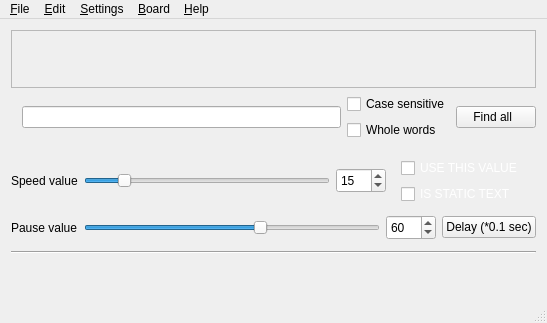
This is OpenBoard/mainwindow.ui in ITAAcademy/OpenBoard as Qt 5 draws it before an edit. The edited form follows.
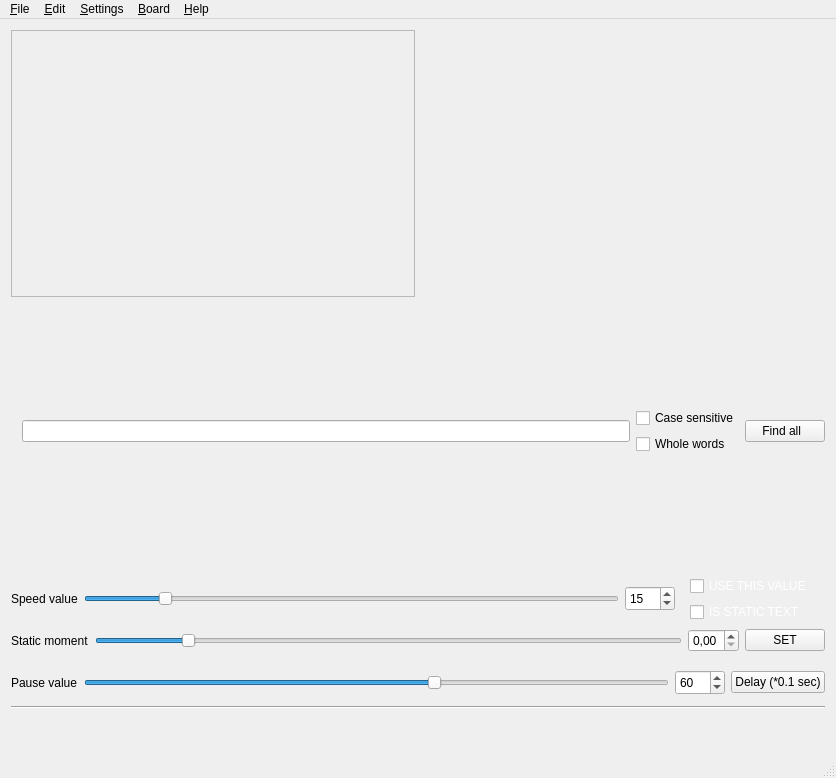
This is the edited form. Icons and pictures are not drawn.

```diff
--- a/OpenBoard/mainwindow.ui
+++ b/OpenBoard/mainwindow.ui
@@ -9,8 +9,8 @@
    <rect>
     <x>0</x>
     <y>0</y>
-    <width>547</width>
-    <height>323</height>
+    <width>836</width>
+    <height>778</height>
    </rect>
   </property>
   <property name="windowTitle">
@@ -41,8 +41,70 @@
    <property name="focusPolicy">
     <enum>Qt::NoFocus</enum>
    </property>
-   <layout class="QGridLayout" name="gridLayout">
-    <item row="1" column="0">
+   <layout class="QGridLayout" name="gridLayout_3">
+    <item row="3" column="0" colspan="2">
+     <layout class="QHBoxLayout" name="horizontalLayout_6">
+      <item>
+       <widget class="QLabel" name="label_2">
+        <property name="text">
+         <string>Static moment</string>
+        </property>
+        <property name="scaledContents">
+         <bool>false</bool>
+        </property>
+       </widget>
+      </item>
+      <item>
+       <widget class="QSlider" name="staticMomentSpin_2">
+        <property name="minimumSize">
+         <size>
+          <width>100</width>
+          <height>25</height>
+         </size>
+        </property>
+        <property name="maximumSize">
+         <size>
+          <width>16777215</width>
+          <height>16777215</height>
+         </size>
+        </property>
+        <property name="minimum">
+         <number>0</number>
+        </property>
+        <property name="maximum">
+         <number>100</number>
+        </property>
+        <property name="value">
+         <number>15</number>
+        </property>
+        <property name="orientation">
+         <enum>Qt::Horizontal</enum>
+        </property>
+       </widget>
+      </item>
+      <item>
+       <widget class="QDoubleSpinBox" name="staticMomentSpin">
+        <property name="decimals">
+         <number>2</number>
+        </property>
+        <property name="maximum">
+         <double>1.000000000000000</double>
+        </property>
+        <property name="singleStep">
+         <double>0.010000000000000</double>
+        </property>
+       </widget>
+      </item>
+      <item>
+       <widget class="QPushButton" name="staticMomentButton">
+        <property name="text">
+         <string>SET</string>
+        </property>
+       </widget>
+      </item>
+     </layout>
+    </item>
+    <item row="4" column="0">
      <widget class="QWidget" name="widget_speedTB" native="true">
       <property name="sizePolicy">
        <sizepolicy hsizetype="Preferred" vsizetype="Maximum">
@@ -78,6 +140,200 @@
        <property name="spacing">
         <number>0</number>
        </property>
+      </layout>
+     </widget>
+    </item>
+    <item row="5" column="0" colspan="2">
+     <widget class="QWidget" name="widget_delayTB" native="true">
+      <property name="minimumSize">
+       <size>
+        <width>0</width>
+        <height>35</height>
+       </size>
+      </property>
+      <property name="maximumSize">
+       <size>
+        <width>16777215</width>
+        <height>35</height>
+       </size>
+      </property>
+      <layout class="QVBoxLayout" name="verticalLayout_2">
+       <property name="leftMargin">
+        <number>0</number>
+       </property>
+       <property name="topMargin">
+        <number>0</number>
+       </property>
+       <property name="rightMargin">
+        <number>0</number>
+       </property>
+       <property name="bottomMargin">
+        <number>0</number>
+       </property>
+       <item>
+        <layout class="QHBoxLayout" name="horizontalLayout_2">
+         <item>
+          <widget class="QLabel" name="label_delayTB">
+           <property name="text">
+            <string>Pause value</string>
+           </property>
+          </widget>
+         </item>
+         <item>
+          <widget class="QSlider" name="slider_delayTB">
+           <property name="minimumSize">
+            <size>
+             <width>100</width>
+             <height>25</height>
+            </size>
+           </property>
+           <property name="maximumSize">
+            <size>
+             <width>16777215</width>
+             <height>25</height>
+            </size>
+           </property>
+           <property name="minimum">
+            <number>1</number>
+           </property>
+           <property name="singleStep">
+            <number>1</number>
+           </property>
+           <property name="pageStep">
+            <number>5</number>
+           </property>
+           <property name="value">
+            <number>60</number>
+           </property>
+           <property name="orientation">
+            <enum>Qt::Horizontal</enum>
+           </property>
+           <property name="tickPosition">
+            <enum>QSlider::NoTicks</enum>
+           </property>
+          </widget>
+         </item>
+         <item>
+          <widget class="QSpinBox" name="spinBox_delayTB">
+           <property name="minimumSize">
+            <size>
+             <width>50</width>
+             <height>25</height>
+            </size>
+           </property>
+           <property name="maximumSize">
+            <size>
+             <width>50</width>
+             <height>25</height>
+            </size>
+           </property>
+           <property name="minimum">
+            <number>1</number>
+           </property>
+           <property name="value">
+            <number>60</number>
+           </property>
+          </widget>
+         </item>
+         <item>
+          <widget class="QPushButton" name="button_Delay">
+           <property name="text">
+            <string>Delay (*0.1 sec)</string>
+           </property>
+          </widget>
+         </item>
+        </layout>
+       </item>
+      </layout>
+     </widget>
+    </item>
+    <item row="1" column="0" colspan="2">
+     <widget class="QWidget" name="widget_Find" native="true">
+      <layout class="QVBoxLayout" name="verticalLayout_3">
+       <property name="spacing">
+        <number>0</number>
+       </property>
+       <property name="topMargin">
+        <number>0</number>
+       </property>
+       <property name="rightMargin">
+        <number>0</number>
+       </property>
+       <item>
+        <layout class="QHBoxLayout" name="horizontalLayout">
+         <property name="spacing">
+          <number>6</number>
+         </property>
+         <property name="sizeConstraint">
+          <enum>QLayout::SetFixedSize</enum>
+         </property>
+         <item>
+          <widget class="QLineEdit" name="lineEdit_Find">
+           <property name="clearButtonEnabled">
+            <bool>true</bool>
+           </property>
+          </widget>
+         </item>
+         <item>
+          <layout class="QVBoxLayout" name="flags">
+           <item>
+            <widget class="QCheckBox" name="check_case_sensitive">
+             <property name="text">
+              <string>Case sensitive</string>
+             </property>
+            </widget>
+           </item>
+           <item>
+            <widget class="QCheckBox" name="check_whole_words">
+             <property name="text">
+              <string>Whole words</string>
+             </property>
+            </widget>
+           </item>
+          </layout>
+         </item>
+         <item>
+          <widget class="QPushButton" name="button_Find">
+           <property name="minimumSize">
+            <size>
+             <width>80</width>
+             <height>0</height>
+            </size>
+           </property>
+           <property name="text">
+            <string>Find all  </string>
+           </property>
+          </widget>
+         </item>
+        </layout>
+       </item>
+      </layout>
+     </widget>
+    </item>
+    <item row="2" column="0" colspan="2">
+     <widget class="QWidget" name="widget" native="true">
+      <property name="sizePolicy">
+       <sizepolicy hsizetype="Minimum" vsizetype="Fixed">
+        <horstretch>0</horstretch>
+        <verstretch>0</verstretch>
+       </sizepolicy>
+      </property>
+      <layout class="QGridLayout" name="gridLayout">
+       <property name="leftMargin">
+        <number>0</number>
+       </property>
+       <property name="topMargin">
+        <number>0</number>
+       </property>
+       <property name="rightMargin">
+        <number>0</number>
+       </property>
+       <property name="bottomMargin">
+        <number>0</number>
+       </property>
+       <property name="spacing">
+        <number>0</number>
+       </property>
        <item row="0" column="0">
         <layout class="QHBoxLayout" name="horizontalLayout_5">
          <item>
@@ -139,11 +395,17 @@
          </item>
          <item>
           <layout class="QVBoxLayout" name="verticalLayout_5">
+           <property name="sizeConstraint">
+            <enum>QLayout::SetMinimumSize</enum>
+           </property>
            <property name="leftMargin">
             <number>9</number>
            </property>
            <item>
             <layout class="QHBoxLayout" name="horizontalLayout_3">
+             <property name="sizeConstraint">
+              <enum>QLayout::SetMinimumSize</enum>
+             </property>
              <item>
               <widget class="QCheckBox" name="check_use_speed_value">
                <property name="styleSheet">
@@ -189,124 +451,7 @@
       <zorder>check_is_static</zorder>
      </widget>
     </item>
-    <item row="2" column="0">
-     <widget class="QWidget" name="widget_delayTB" native="true">
-      <property name="minimumSize">
-       <size>
-        <width>0</width>
-        <height>35</height>
-       </size>
-      </property>
-      <property name="maximumSize">
-       <size>
-        <width>16777215</width>
-        <height>35</height>
-       </size>
-      </property>
-      <layout class="QVBoxLayout" name="verticalLayout_2">
-       <property name="leftMargin">
-        <number>0</number>
-       </property>
-       <property name="topMargin">
-        <number>0</number>
-       </property>
-       <property name="rightMargin">
-        <number>0</number>
-       </property>
-       <property name="bottomMargin">
-        <number>0</number>
-       </property>
-       <item>
-        <layout class="QHBoxLayout" name="horizontalLayout_2">
-         <item>
-          <widget class="QLabel" name="label_delayTB">
-           <property name="text">
-            <string>Pause value</string>
-           </property>
-          </widget>
-         </item>
-         <item>
-          <widget class="QSlider" name="slider_delayTB">
-           <property name="minimumSize">
-            <size>
-             <width>100</width>
-             <height>25</height>
-            </size>
-           </property>
-           <property name="maximumSize">
-            <size>
-             <width>16777215</width>
-             <height>25</height>
-            </size>
-           </property>
-           <property name="minimum">
-            <number>1</number>
-           </property>
-           <property name="singleStep">
-            <number>1</number>
-           </property>
-           <property name="pageStep">
-            <number>5</number>
-           </property>
-           <property name="value">
-            <number>60</number>
-           </property>
-           <property name="orientation">
-            <enum>Qt::Horizontal</enum>
-           </property>
-           <property name="tickPosition">
-            <enum>QSlider::NoTicks</enum>
-           </property>
-          </widget>
-         </item>
-         <item>
-          <widget class="QSpinBox" name="spinBox_delayTB">
-           <property name="minimumSize">
-            <size>
-             <width>50</width>
-             <height>25</height>
-            </size>
-           </property>
-           <property name="maximumSize">
-            <size>
-             <width>50</width>
-             <height>25</height>
-            </size>
-           </property>
-           <property name="minimum">
-            <number>1</number>
-           </property>
-           <property name="value">
-            <number>60</number>
-           </property>
-          </widget>
-         </item>
-         <item>
-          <widget class="QPushButton" name="button_Delay">
-           <property name="text">
-            <string>Delay (*0.1 sec)</string>
-           </property>
-          </widget>
-         </item>
-        </layout>
-       </item>
-      </layout>
-     </widget>
-    </item>
-    <item row="3" column="0">
-     <widget class="Line" name="line">
-      <property name="minimumSize">
-       <size>
-        <width>0</width>
-        <height>0</height>
-       </size>
-      </property>
-      <property name="orientation">
-       <enum>Qt::Horizontal</enum>
-      </property>
-     </widget>
-    </item>
-    <item row="4" column="0">
+    <item row="7" column="0" colspan="2">
      <layout class="QHBoxLayout" name="horizontalLayout_4">
       <item>
        <layout class="QHBoxLayout" name="toolBarLayout">
@@ -605,68 +750,21 @@
         </property>
        </widget>
       </item>
-      <item>
-       <widget class="QWidget" name="widget_Find" native="true">
-        <layout class="QVBoxLayout" name="verticalLayout_3">
-         <property name="spacing">
-          <number>0</number>
-         </property>
-         <property name="topMargin">
-          <number>0</number>
-         </property>
-         <property name="rightMargin">
-          <number>0</number>
-         </property>
-         <item>
-          <layout class="QHBoxLayout" name="horizontalLayout">
-           <property name="spacing">
-            <number>6</number>
-           </property>
-           <item>
-            <widget class="QLineEdit" name="lineEdit_Find">
-             <property name="clearButtonEnabled">
-              <bool>true</bool>
-             </property>
-            </widget>
-           </item>
-           <item>
-            <layout class="QVBoxLayout" name="flags">
-             <item>
-              <widget class="QCheckBox" name="check_case_sensitive">
-               <property name="text">
-                <string>Case sensitive</string>
-               </property>
-              </widget>
-             </item>
-             <item>
-              <widget class="QCheckBox" name="check_whole_words">
-               <property name="text">
-                <string>Whole words</string>
-               </property>
-              </widget>
-             </item>
-            </layout>
-           </item>
-           <item>
-            <widget class="QPushButton" name="button_Find">
-             <property name="minimumSize">
-              <size>
-               <width>80</width>
-               <height>0</height>
-              </size>
-             </property>
-             <property name="text">
-              <string>Find all  </string>
-             </property>
-            </widget>
-           </item>
-          </layout>
-         </item>
-        </layout>
-       </widget>
-      </item>
      </layout>
     </item>
+    <item row="6" column="0" colspan="2">
+     <widget class="Line" name="line">
+      <property name="minimumSize">
+       <size>
+        <width>0</width>
+        <height>0</height>
+       </size>
+      </property>
+      <property name="orientation">
+       <enum>Qt::Horizontal</enum>
+      </property>
+     </widget>
+    </item>
    </layout>
    <zorder>widget_delayTB</zorder>
    <zorder>line</zorder>
@@ -678,7 +776,7 @@
     <rect>
      <x>0</x>
      <y>0</y>
-     <width>547</width>
+     <width>836</width>
      <height>21</height>
     </rect>
    </property>
```
Left out of the diff: 8 changed lines with no effect on the pictures.
